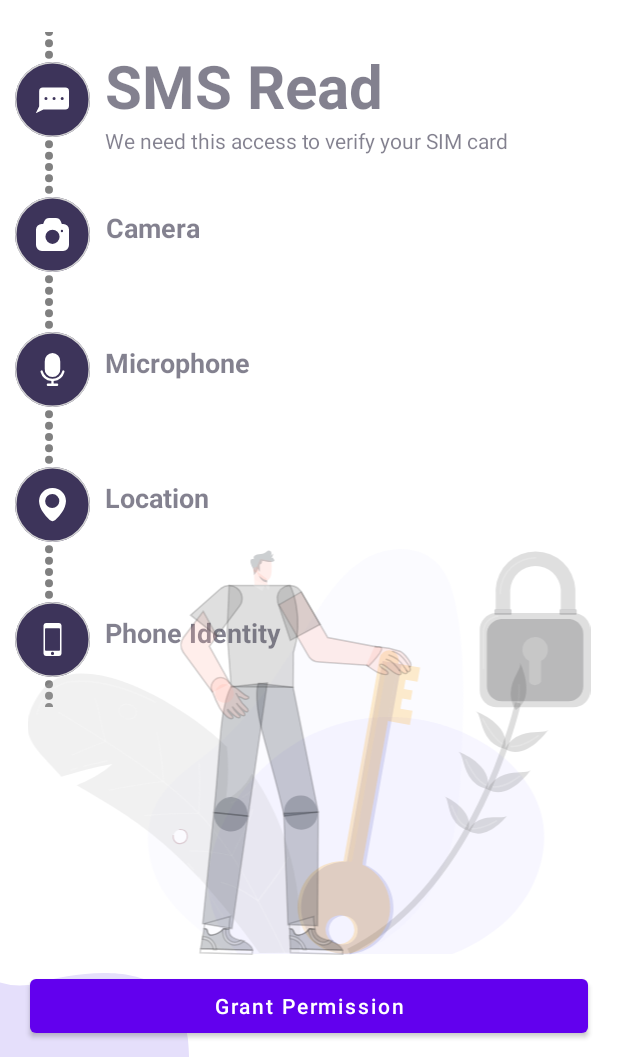
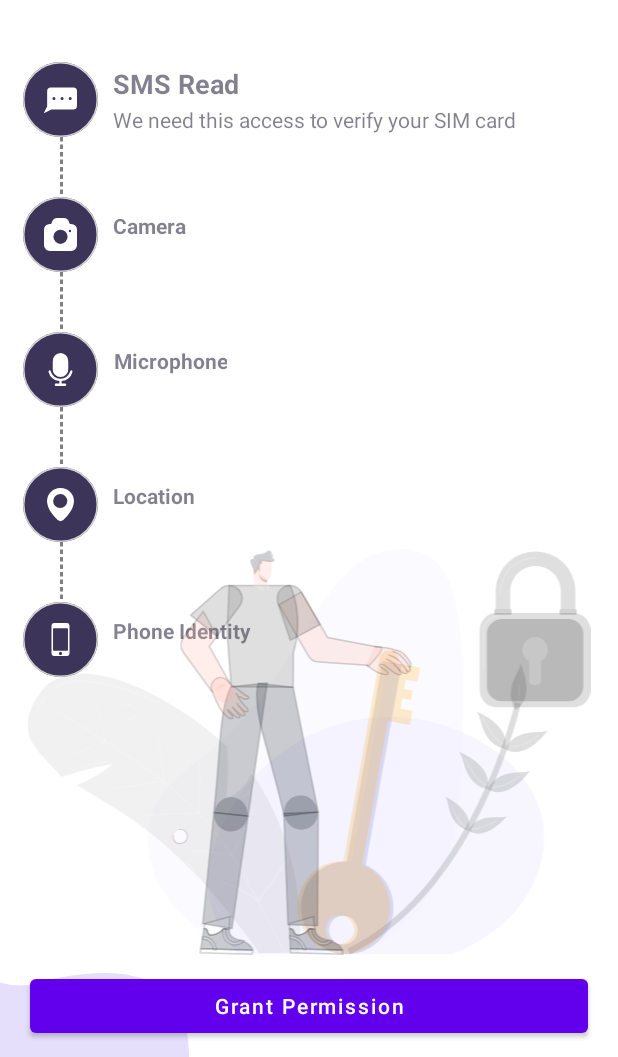
Before and after one commit to surajsahani/OneBanc, an Android app: the OnboardingPermission screen opened directly, with no data from a screen before it, on a phone screen of 412 x 824 dp, the part 179-1236 px from its top. Run offline under Robolectric (Android 15) with nearby library versions, the phone set to English and light mode, and no system bars.

Commit message:
DashLine View

```diff
--- /dev/null
+++ b/app/src/main/java/com/martial/salaryup/DashLineView.kt
@@ -0,0 +1,100 @@
+package com.martial.salaryup
+
+import android.content.Context
+import android.graphics.*
+import android.util.AttributeSet
+import android.view.View
+
+/**
+ * @Author: surajsahani
+ * @Date: 19/06/22
+ */
+open class DashLineView @JvmOverloads constructor(
+    context: Context,
+    attrs: AttributeSet? = null,
+    defStyleAttr: Int = 0
+) : View(context, attrs, defStyleAttr) {
+
+    companion object {
+        private const val HORIZONTAL = 0
+        private const val VERTICAL = 1
+    }
+
+    private val mPaint = Paint(Paint.ANTI_ALIAS_FLAG)
+    private val mRectF = RectF()
+
+    //虚线的颜色
+    var dashColor = Color.BLACK
+        set(value) {
+            invalidate()
+            field = value
+        }
+
+    //虚线的圆角
+    var dashRadius = 0f
+        set(value) {
+            invalidate()
+            field = value
+        }
+
+    //虚线的间距
+    var dashGap = dp2px(2f)
+        set(value) {
+            invalidate()
+            field = value
+        }
+
+    //虚线的大小
+    var dashSize = dp2px(10f)
+        set(value) {
+            invalidate()
+            field = value
+        }
+
+    //方向
+    private var orientation = HORIZONTAL
+
+    init {
+        if (attrs != null) {
+            val ta = context.obtainStyledAttributes(attrs, R.styleable.DashLineView)
+            dashColor = ta.getColor(R.styleable.DashLineView_dlv_dashColor, Color.BLACK)
+            dashRadius = ta.getDimension(R.styleable.DashLineView_dlv_dashRadius, dashRadius)
+            dashGap = ta.getDimension(R.styleable.DashLineView_dlv_dashGap, dashGap)
+            dashSize = ta.getDimension(R.styleable.DashLineView_dlv_dashSize, dashSize)
+//            orientation = ta.getInt(R.styleable.DashLineView_dlv_orientation, orientation)
+            ta.recycle()
+        }
+    }
+
+    override fun onDraw(canvas: Canvas) {
+        super.onDraw(canvas)
+
+        mPaint.color = dashColor
+
+        orientation  = if (width > height) HORIZONTAL else VERTICAL
+        val size = if (orientation == HORIZONTAL) width else height
+        val dashLineNum = (size / (dashSize + dashGap)).toInt()
+
+        var left = 0f
+        var top = 0f
+        var right = 0f
+        var bottom = 0f
+
+        for (n in 0..dashLineNum) {
+            if (orientation == HORIZONTAL) {
+                left = n * (dashSize + dashGap)
+                right = left + dashSize
+                top = 0f
+                bottom = top + height
+            } else {
+                left = 0f
+                right = left + width.toFloat()
+                top = n * (dashSize + dashGap)
+                bottom = top + dashSize
+            }
+
+            mRectF.set(left, top, right, bottom)
+            canvas.drawRoundRect(mRectF, dashRadius, dashRadius, mPaint)
+        }
+    }
+}
--- a/app/src/main/java/com/martial/salaryup/DotLineView.kt
+++ b/app/src/main/java/com/martial/salaryup/DotLineView.kt
@@ -4,80 +4,101 @@ import android.content.Context
 import android.graphics.Canvas
 import android.graphics.Color
 import android.graphics.Paint
+import android.graphics.RectF
 import android.util.AttributeSet
 import android.view.View
-import androidx.annotation.ColorInt
-import kotlin.math.roundToInt
+
 
 /**
  * @Author: surajsahani
  * @Date: 19/06/22
  */
-class DotLineView : View {
-    @ColorInt
-    private var dotColor = Color.WHITE
-        set(value) {
-            field = value
-            invalidate()
-        }
-    private var dotCount = 5
-        set(value) {
-            field = value
-            invalidate()
-        }
-    private var isMirror = false
-        set(value) {
-            field = value
-            invalidate()
-        }
-
-    private val paint = Paint()
-
-    constructor(context: Context?, attrs: AttributeSet) : super(context, attrs) {
-        setup(attrs)
-    }
-
-    constructor(context: Context?, attrs: AttributeSet, defStyleAttr: Int) : super(context, attrs, defStyleAttr) {
-        setup(attrs)
-    }
-
-    @Suppress("unused")
-    constructor(context: Context?, attrs: AttributeSet, defStyleAttr: Int, defStyleRes: Int) : super(context, attrs, defStyleAttr, defStyleRes) {
-        setup(attrs)
-    }
-
-    private fun setup(attrs: AttributeSet) {
-        setupStyleable(attrs)
-        setupCanvasComponent()
-    }
-
-    private fun setupStyleable(attrs: AttributeSet) {
-        val typedArray = context.obtainStyledAttributes(attrs, R.styleable.DotLineView)
-        dotColor = typedArray.getColor(R.styleable.DotLineView_dlv_dotColor, Color.WHITE)
-        dotCount = typedArray.getInt(R.styleable.DotLineView_dlv_dotCount, 5)
-        isMirror = typedArray.getBoolean(R.styleable.DotLineView_dlv_isMirror, false)
-        typedArray.recycle()
-    }
-
-    private fun setupCanvasComponent() {
-        paint.color = dotColor
-    }
-
-    override fun onDraw(canvas: Canvas) {
-        super.onDraw(canvas)
-        val width = width.toFloat()
-        val height = height.toFloat()
-        val dotSpacing = (height * 2 - width * dotCount) / (dotCount + 1)
-        val dotCount = (dotCount.toFloat() / 2).roundToInt()
-        for (index in 0 until dotCount) {
-            val cx = width / 2f
-            val cy: Float = if (isMirror) {
-                height - width * index - dotSpacing * (index + 1) - width / 2
-            } else {
-                width * index + dotSpacing * (index + 1) + width / 2
-            }
-            val radius = width / 2f
-            canvas.drawCircle(cx, cy, radius, paint)
-        }
-    }
-}
+//open class DotLineView @JvmOverloads constructor(
+//    context: Context,
+//    attrs: AttributeSet? = null,
+//    defStyleAttr: Int = 0
+//) : View(context, attrs, defStyleAttr) {
+//
+//    companion object {
+//        private const val HORIZONTAL = 0
+//        private const val VERTICAL = 1
+//    }
+//
+//    private val mPaint = Paint(Paint.ANTI_ALIAS_FLAG)
+//    private val mRectF = RectF()
+//
+//    //虚线的颜色
+//    var dashColor = Color.BLACK
+//        set(value) {
+//            invalidate()
+//            field = value
+//        }
+//
+//    //虚线的圆角
+//    var dashRadius = 0f
+//        set(value) {
+//            invalidate()
+//            field = value
+//        }
+//
+//    //虚线的间距
+//    var dashGap = dp2px(2f)
+//        set(value) {
+//            invalidate()
+//            field = value
+//        }
+//
+//    //虚线的大小
+//    var dashSize = dp2px(10f)
+//        set(value) {
+//            invalidate()
+//            field = value
+//        }
+//
+//    //方向
+//    private var orientation = HORIZONTAL
+//
+//    init {
+//        if (attrs != null) {
+//            val ta = context.obtainStyledAttributes(attrs, R.styleable.DashLineView)
+//            dashColor = ta.getColor(R.styleable.DashLineView_dlv_dashColor, Color.BLACK)
+//            dashRadius = ta.getDimension(R.styleable.DashLineView_dlv_dashRadius, dashRadius)
+//            dashGap = ta.getDimension(R.styleable.DashLineView_dlv_dashGap, dashGap)
+//            dashSize = ta.getDimension(R.styleable.DashLineView_dlv_dashSize, dashSize)
+////            orientation = ta.getInt(R.styleable.DashLineView_dlv_orientation, orientation)
+//            ta.recycle()
+//        }
+//    }
+//
+//    override fun onDraw(canvas: Canvas) {
+//        super.onDraw(canvas)
+//
+//        mPaint.color = dashColor
+//
+//        orientation  = if (width > height) HORIZONTAL else VERTICAL
+//        val size = if (orientation == HORIZONTAL) width else height
+//        val dashLineNum = (size / (dashSize + dashGap)).toInt()
+//
+//        var left = 0f
+//        var top = 0f
+//        var right = 0f
+//        var bottom = 0f
+//
+//        for (n in 0..dashLineNum) {
+//            if (orientation == HORIZONTAL) {
+//                left = n * (dashSize + dashGap)
+//                right = left + dashSize
+//                top = 0f
+//                bottom = top + height
+//            } else {
+//                left = 0f
+//                right = left + width.toFloat()
+//                top = n * (dashSize + dashGap)
+//                bottom = top + dashSize
+//            }
+//
+//            mRectF.set(left, top, right, bottom)
+//            canvas.drawRoundRect(mRectF, dashRadius, dashRadius, mPaint)
+//        }
+//    }
+//}
--- a/app/src/main/java/com/martial/salaryup/OnboardingPermissionAdapter.kt
+++ b/app/src/main/java/com/martial/salaryup/OnboardingPermissionAdapter.kt
@@ -7,14 +7,10 @@ import android.util.Log
 import android.view.LayoutInflater
 import android.view.View
 import android.view.ViewGroup
-import android.view.animation.Animation
-import android.view.animation.AnimationUtils
-import android.view.animation.RotateAnimation
 import android.widget.ImageView
 import android.widget.TextView
 import android.widget.Toast
 import androidx.core.app.ActivityCompat
-import androidx.core.view.isGone
 import androidx.recyclerview.widget.RecyclerView
 
 
@@ -56,8 +52,9 @@ open class OnboardingPermissionAdapter(
         var tv: TextView? = null
         var subTv: TextView? = null
         var iconsIv: ImageView? = null
-        var dlvHeader : View? = null
-        var dlvFooter : View? = null
+        var dlvHeader: View? = null
+        var dlvFooter: View? = null
+
         init {
             tv = view.findViewById(R.id.tv1Permission)
             subTv = view.findViewById(R.id.tvSub1)
@@ -82,20 +79,20 @@ open class OnboardingPermissionAdapter(
         val icons = imageList[position]
 
 
-        holder.dlvHeader?.visibility = if (position == 0) View.INVISIBLE else View.VISIBLE
-        holder.dlvHeader?.visibility = if (position == 5) View.INVISIBLE else View.VISIBLE
 
 
         if (position == 0) {
-//            holder.dlvHeader?.visibility = View.INVISIBLE
+            holder.dlvHeader?.visibility = View.INVISIBLE
             holder.tv?.apply {
-                textSize = 40f
-
+                textSize = 18f
+            }
+            holder.tv?.apply {
+                textSize = 18f
             }
         }
         if (position == 1) {
             holder.tv?.apply {
-
+                textSize = 14f
             }
             holder.subTv?.apply {
                 textSize = 0f
@@ -103,19 +100,25 @@ open class OnboardingPermissionAdapter(
         }
         if (position == 2) {
             holder.tv?.apply {
-
+                textSize = 14f
             }
             holder.subTv?.apply {
                 textSize = 0f
             }
         }
         if (position == 3) {
+            holder.tv?.apply {
+                textSize = 14f
+            }
             holder.subTv?.apply {
                 textSize = 0f
             }
         }
         if (position == 4) {
-//            holder.dlvFooter?.visibility = View.INVISIBLE
+            holder.dlvFooter?.visibility = View.INVISIBLE
+            holder.tv?.apply {
+                textSize = 14f
+            }
             holder.subTv?.apply {
                 textSize = 0f
             }
--- a/app/src/main/res/layout/item_recyclerview.xml
+++ b/app/src/main/res/layout/item_recyclerview.xml
@@ -5,14 +5,15 @@
     android:layout_height="wrap_content">
 
 
-    <com.martial.salaryup.DotLineView
+    <com.martial.salaryup.DashLineView
         android:id="@+id/dlv_header"
-        android:layout_width="5dp"
+        android:layout_width="2dp"
         android:layout_height="20dp"
-        android:layout_marginStart="30dp"
-        app:dlv_dotColor="@color/grey"
-        app:dlv_dotCount="5"
-        app:dlv_isMirror="true"
+        app:dlv_dashGap="2dp"
+        app:dlv_dashSize="3dp"
+        android:layout_marginLeft="40dp"
+        app:dlv_dashColor="@color/grey"
+        android:orientation="horizontal"
         app:layout_constraintStart_toStartOf="parent"
         app:layout_constraintTop_toTopOf="parent" />
 
@@ -21,20 +22,21 @@
         android:id="@+id/ivIcon"
         android:layout_width="0dp"
         android:layout_height="50dp"
-        android:layout_marginStart="10sp"
+        android:layout_marginStart="15sp"
         android:src="@drawable/ic_sms"
         app:layout_constraintStart_toStartOf="parent"
         app:layout_constraintTop_toBottomOf="@id/dlv_header"
         app:layout_constraintVertical_chainStyle="packed" />
 
-    <com.martial.salaryup.DotLineView
+    <com.martial.salaryup.DashLineView
         android:id="@+id/dlv_footer"
-        android:layout_width="5dp"
+        android:layout_width="2dp"
         android:layout_height="20dp"
-        android:layout_below="@+id/ivIcon"
-        android:layout_marginStart="30dp"
-        app:dlv_dotColor="@color/grey"
-        app:dlv_dotCount="5"
+        app:dlv_dashGap="2dp"
+        app:dlv_dashSize="3dp"
+        android:layout_marginLeft="40dp"
+        app:dlv_dashColor="@color/grey"
+        android:orientation="horizontal"
         app:layout_constraintBottom_toBottomOf="parent"
         app:layout_constraintStart_toStartOf="parent"
         app:layout_constraintTop_toBottomOf="@id/ivIcon" />
```
Also changed, not shown: app/src/main/java/com/martial/salaryup/UIUtils.kt (added, +38 -0 lines), app/src/main/java/com/martial/salaryup/ViewKTX.kt (added, +56 -0 lines), app/src/main/res/drawable/ic_sms_small.xml (added, +19 -0 lines), app/src/main/res/values/attr.xml (+7 -1 lines).
